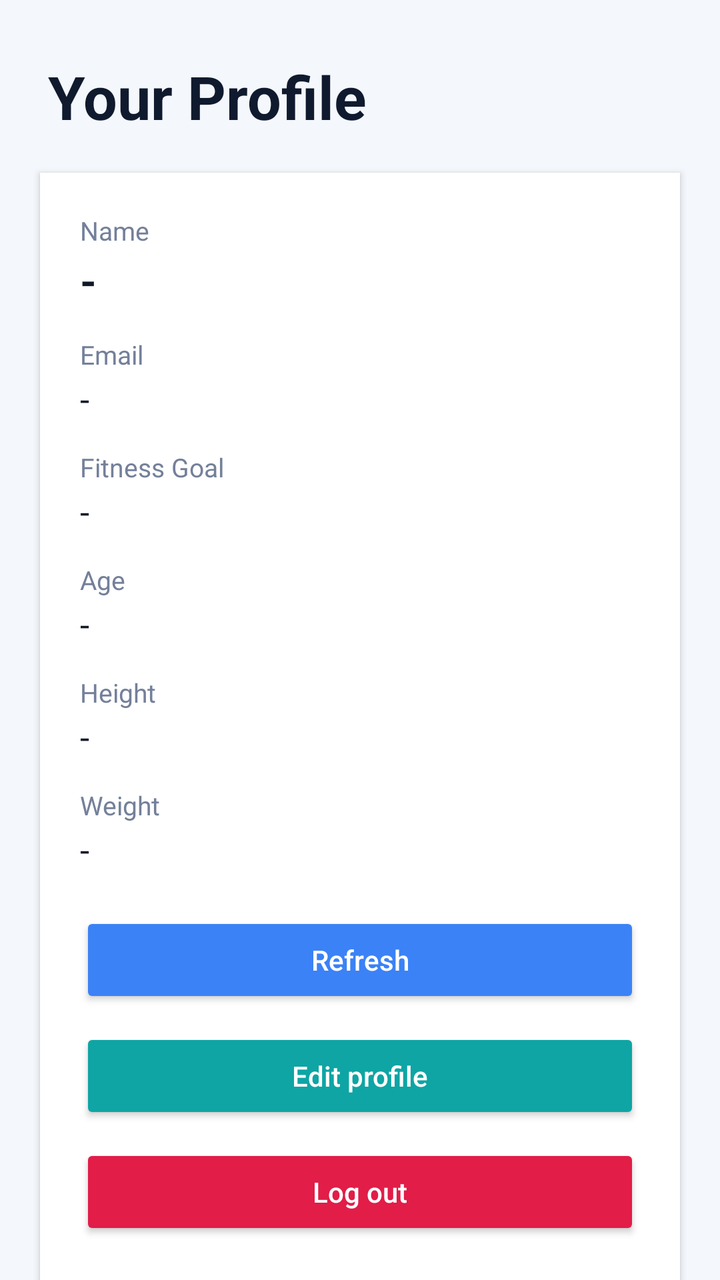
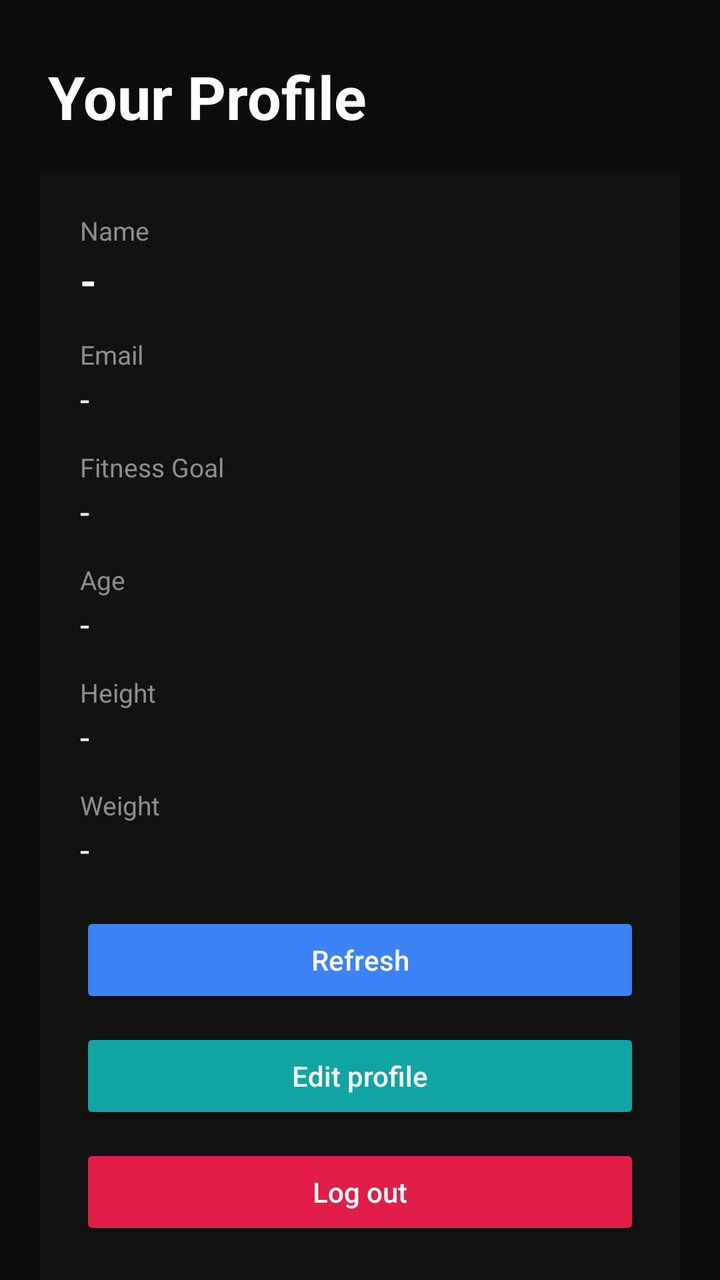

The first picture is an Android layout as it rendered before a commit; the second is the same layout after the commit. The layout source and the unified diff follow.
<!-- AndroidManifest.xml: application theme Theme.ProFitness -->
<!-- res/layout/activity_profile.xml -->
<?xml version="1.0" encoding="utf-8"?>
<LinearLayout xmlns:android="http://schemas.android.com/apk/res/android"
    xmlns:app="http://schemas.android.com/apk/res-auto"
    android:layout_width="match_parent"
    android:layout_height="match_parent"
    android:orientation="vertical"
    android:background="#F4F7FB">

    <TextView
        android:layout_width="match_parent"
        android:layout_height="wrap_content"
        android:paddingStart="24dp"
        android:paddingTop="28dp"
        android:paddingEnd="24dp"
        android:text="Your Profile"
        android:textColor="#101A2E"
        android:textStyle="bold"
        android:textSize="30sp" />

    <LinearLayout
        android:layout_width="match_parent"
        android:layout_height="wrap_content"
        android:layout_marginStart="20dp"
        android:layout_marginTop="18dp"
        android:layout_marginEnd="20dp"
        android:padding="20dp"
        android:orientation="vertical"
        android:background="#FFFFFF"
        android:elevation="2dp">

        <TextView
            android:layout_width="match_parent"
            android:layout_height="wrap_content"
            android:text="Name"
            android:textColor="#74809A"
            android:textSize="13sp" />

        <TextView
            android:id="@+id/tv_profile_name"
            android:layout_width="match_parent"
            android:layout_height="wrap_content"
            android:layout_marginTop="2dp"
            android:text="-"
            android:textColor="#111827"
            android:textSize="21sp"
            android:textStyle="bold" />

        <TextView
            android:layout_width="match_parent"
            android:layout_height="wrap_content"
            android:layout_marginTop="14dp"
            android:text="Email"
            android:textColor="#74809A"
            android:textSize="13sp" />

        <TextView
            android:id="@+id/tv_profile_email"
            android:layout_width="match_parent"
            android:layout_height="wrap_content"
            android:layout_marginTop="2dp"
            android:text="-"
            android:textColor="#111827"
            android:textSize="17sp" />

        <TextView
            android:layout_width="match_parent"
            android:layout_height="wrap_content"
            android:layout_marginTop="14dp"
            android:text="Fitness Goal"
            android:textColor="#74809A"
            android:textSize="13sp" />

        <TextView
            android:id="@+id/tv_profile_goal"
            android:layout_width="match_parent"
            android:layout_height="wrap_content"
            android:layout_marginTop="2dp"
            android:text="-"
            android:textColor="#111827"
            android:textSize="17sp" />

        <TextView
            android:layout_width="match_parent"
            android:layout_height="wrap_content"
            android:layout_marginTop="14dp"
            android:text="Age"
            android:textColor="#74809A"
            android:textSize="13sp" />

        <TextView
            android:id="@+id/tv_profile_age"
            android:layout_width="match_parent"
            android:layout_height="wrap_content"
            android:layout_marginTop="2dp"
            android:text="-"
            android:textColor="#111827"
            android:textSize="17sp" />

        <TextView
            android:layout_width="match_parent"
            android:layout_height="wrap_content"
            android:layout_marginTop="14dp"
            android:text="Height"
            android:textColor="#74809A"
            android:textSize="13sp" />

        <TextView
            android:id="@+id/tv_profile_height"
            android:layout_width="match_parent"
            android:layout_height="wrap_content"
            android:layout_marginTop="2dp"
            android:text="-"
            android:textColor="#111827"
            android:textSize="17sp" />

        <TextView
            android:layout_width="match_parent"
            android:layout_height="wrap_content"
            android:layout_marginTop="14dp"
            android:text="Weight"
            android:textColor="#74809A"
            android:textSize="13sp" />

        <TextView
            android:id="@+id/tv_profile_weight"
            android:layout_width="match_parent"
            android:layout_height="wrap_content"
            android:layout_marginTop="2dp"
            android:text="-"
            android:textColor="#111827"
            android:textSize="17sp" />

        <Button
            android:id="@+id/btn_profile_refresh"
            android:layout_width="match_parent"
            android:layout_height="wrap_content"
            android:layout_marginTop="20dp"
            android:text="Refresh"
            android:textAllCaps="false"
            android:backgroundTint="#3B82F6"
            android:textColor="#FFFFFF" />

        <Button
            android:id="@+id/btn_profile_edit"
            android:layout_width="match_parent"
            android:layout_height="wrap_content"
            android:layout_marginTop="10dp"
            android:text="Edit profile"
            android:textAllCaps="false"
            android:backgroundTint="#0EA5A4"
            android:textColor="#FFFFFF" />

        <Button
            android:id="@+id/btn_profile_logout"
            android:layout_width="match_parent"
            android:layout_height="wrap_content"
            android:layout_marginTop="10dp"
            android:text="Log out"
            android:textAllCaps="false"
            android:backgroundTint="#E11D48"
            android:textColor="#FFFFFF" />
    </LinearLayout>

    <View
        android:layout_width="match_parent"
        android:layout_height="0dp"
        android:layout_weight="1" />

    <com.google.android.material.bottomnavigation.BottomNavigationView
        android:id="@+id/bottom_navigation"
        android:layout_width="match_parent"
        android:layout_height="wrap_content"
        android:background="#FFFFFF"
        app:menu="@menu/bottom_nav_menu" />

</LinearLayout>
<!-- resources referenced by this layout -->
<resources>
  <style name="Theme.ProFitness" parent="android:Theme.Material.Light.NoActionBar" />
</resources>

<!-- the commit's change to res/layout/activity_profile.xml (unified diff, before → after) -->
@@ -4,7 +4,7 @@
     android:layout_width="match_parent"
     android:layout_height="match_parent"
     android:orientation="vertical"
-    android:background="#F4F7FB">
+    android:background="@color/bg_dark">
 
     <TextView
         android:layout_width="match_parent"
@@ -13,7 +13,7 @@
         android:paddingTop="28dp"
         android:paddingEnd="24dp"
         android:text="Your Profile"
-        android:textColor="#101A2E"
+        android:textColor="@color/white"
         android:textStyle="bold"
         android:textSize="30sp" />
 
@@ -25,14 +25,14 @@
         android:layout_marginEnd="20dp"
         android:padding="20dp"
         android:orientation="vertical"
-        android:background="#FFFFFF"
+        android:background="@color/card_bg"
         android:elevation="2dp">
 
         <TextView
             android:layout_width="match_parent"
             android:layout_height="wrap_content"
             android:text="Name"
-            android:textColor="#74809A"
+            android:textColor="@color/text_gray"
             android:textSize="13sp" />
 
         <TextView
@@ -41,7 +41,7 @@
             android:layout_height="wrap_content"
             android:layout_marginTop="2dp"
             android:text="-"
-            android:textColor="#111827"
+            android:textColor="@color/white"
             android:textSize="21sp"
             android:textStyle="bold" />
 
@@ -50,7 +50,7 @@
             android:layout_height="wrap_content"
             android:layout_marginTop="14dp"
             android:text="Email"
-            android:textColor="#74809A"
+            android:textColor="@color/text_gray"
             android:textSize="13sp" />
 
         <TextView
@@ -59,7 +59,7 @@
             android:layout_height="wrap_content"
             android:layout_marginTop="2dp"
             android:text="-"
-            android:textColor="#111827"
+            android:textColor="@color/white"
             android:textSize="17sp" />
 
         <TextView
@@ -67,7 +67,7 @@
             android:layout_height="wrap_content"
             android:layout_marginTop="14dp"
             android:text="Fitness Goal"
-            android:textColor="#74809A"
+            android:textColor="@color/text_gray"
             android:textSize="13sp" />
 
         <TextView
@@ -76,7 +76,7 @@
             android:layout_height="wrap_content"
             android:layout_marginTop="2dp"
             android:text="-"
-            android:textColor="#111827"
+            android:textColor="@color/white"
             android:textSize="17sp" />
 
         <TextView
@@ -84,7 +84,7 @@
             android:layout_height="wrap_content"
             android:layout_marginTop="14dp"
             android:text="Age"
-            android:textColor="#74809A"
+            android:textColor="@color/text_gray"
             android:textSize="13sp" />
 
         <TextView
@@ -93,7 +93,7 @@
             android:layout_height="wrap_content"
             android:layout_marginTop="2dp"
             android:text="-"
-            android:textColor="#111827"
+            android:textColor="@color/white"
             android:textSize="17sp" />
 
         <TextView
@@ -101,7 +101,7 @@
             android:layout_height="wrap_content"
             android:layout_marginTop="14dp"
             android:text="Height"
-            android:textColor="#74809A"
+            android:textColor="@color/text_gray"
             android:textSize="13sp" />
 
         <TextView
@@ -110,7 +110,7 @@
             android:layout_height="wrap_content"
             android:layout_marginTop="2dp"
             android:text="-"
-            android:textColor="#111827"
+            android:textColor="@color/white"
             android:textSize="17sp" />
 
         <TextView
@@ -118,7 +118,7 @@
             android:layout_height="wrap_content"
             android:layout_marginTop="14dp"
             android:text="Weight"
-            android:textColor="#74809A"
+            android:textColor="@color/text_gray"
             android:textSize="13sp" />
 
         <TextView
@@ -127,7 +127,7 @@
             android:layout_height="wrap_content"
             android:layout_marginTop="2dp"
             android:text="-"
-            android:textColor="#111827"
+            android:textColor="@color/white"
             android:textSize="17sp" />
 
         <Button
@@ -170,7 +170,10 @@
         android:id="@+id/bottom_navigation"
         android:layout_width="match_parent"
         android:layout_height="wrap_content"
-        android:background="#FFFFFF"
+        android:background="@color/bg_dark"
+        app:itemIconTint="@color/nav_colors"
+        app:itemTextColor="@color/nav_colors"
+        app:labelVisibilityMode="labeled"
         app:menu="@menu/bottom_nav_menu" />
 
 </LinearLayout>
<!-- resource entries referenced after the edit -->
@@ -1,5 +1,9 @@
 <!-- resources referenced by this layout -->
 <resources>
+  <color name="bg_dark">#0C0C0C</color>
+  <color name="card_bg">#121212</color>
+  <color name="text_gray">#8E8E8E</color>
+  <color name="white">#FFFFFF</color>
   <style name="Theme.ProFitness" parent="android:Theme.Material.Light.NoActionBar" />
 </resources>
 
